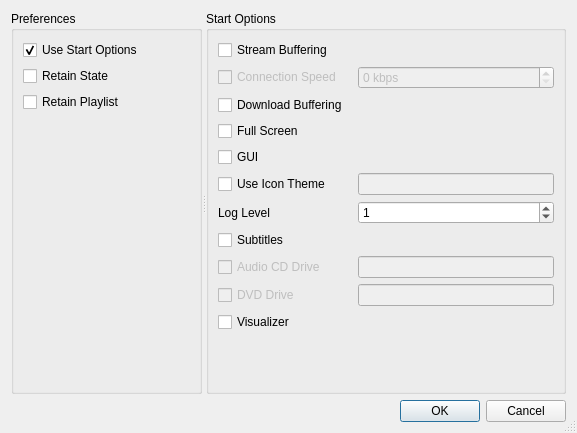
Old version of the form code/settings/ui/settings.ui in the repository andrew-bibb/mbmp.
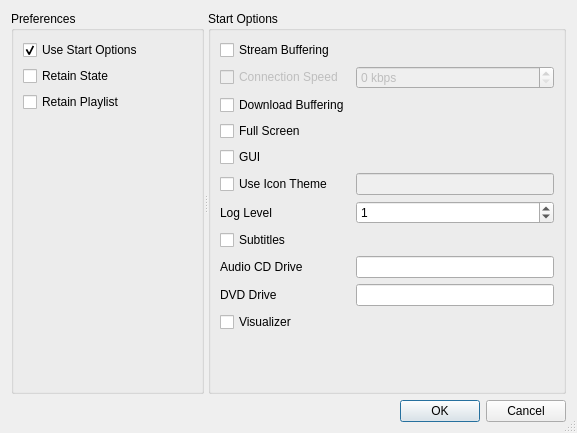
New version of the form.

Commit message: added cd and dvd settings

Patch:
```diff
--- a/code/settings/ui/settings.ui
+++ b/code/settings/ui/settings.ui
@@ -89,7 +89,10 @@
        <item row="8" column="2">
         <widget class="QLineEdit" name="lineEdit_audiocd">
          <property name="enabled">
-          <bool>false</bool>
+          <bool>true</bool>
+         </property>
+         <property name="clearButtonEnabled">
+          <bool>true</bool>
          </property>
         </widget>
        </item>
@@ -236,36 +239,13 @@
          </property>
         </widget>
        </item>
-       <item row="9" column="0">
-        <widget class="QCheckBox" name="checkBox_dvd">
-         <property name="enabled">
-          <bool>false</bool>
-         </property>
-         <property name="whatsThis">
-          <string>&lt;html&gt;&lt;head/&gt;&lt;body&gt;&lt;pre style=&quot; margin-top:12px; margin-bottom:12px; margin-left:0px; margin-right:0px; -qt-block-indent:0; text-indent:0px;&quot;&gt;&lt;span style=&quot; font-family:'Courier New,courier';&quot;&gt;Command Line Option: &lt;/span&gt;&lt;span style=&quot; font-family:'Courier New,courier'; font-weight:600;&quot;&gt;-D&lt;/span&gt;&lt;span style=&quot; font-family:'Courier New,courier';&quot;&gt; or &lt;/span&gt;&lt;span style=&quot; font-family:'Courier New,courier'; font-weight:600;&quot;&gt;--DVD&lt;/span&gt;&lt;/pre&gt;&lt;p&gt;Specify the optical drive that will play the DVD (default is /dev/sr0).&lt;/p&gt;&lt;/body&gt;&lt;/html&gt;</string>
-         </property>
-         <property name="text">
-          <string>DVD Drive</string>
-         </property>
-        </widget>
-       </item>
-       <item row="8" column="0">
-        <widget class="QCheckBox" name="checkBox_audiocd">
-         <property name="enabled">
-          <bool>false</bool>
-         </property>
-         <property name="whatsThis">
-          <string>&lt;html&gt;&lt;head/&gt;&lt;body&gt;&lt;pre style=&quot; margin-top:12px; margin-bottom:12px; margin-left:0px; margin-right:0px; -qt-block-indent:0; text-indent:0px;&quot;&gt;&lt;span style=&quot; font-family:'Courier New,courier';&quot;&gt;Command Line Option: &lt;/span&gt;&lt;span style=&quot; font-family:'Courier New,courier'; font-weight:600;&quot;&gt;-C&lt;/span&gt;&lt;span style=&quot; font-family:'Courier New,courier';&quot;&gt; or &lt;/span&gt;&lt;span style=&quot; font-family:'Courier New,courier'; font-weight:600;&quot;&gt;--CD&lt;/span&gt;&lt;/pre&gt;&lt;p&gt;Specify the optical drive that will play the audio CD (default is /dev/sr0).&lt;/p&gt;&lt;/body&gt;&lt;/html&gt;</string>
-         </property>
-         <property name="text">
-          <string>Audio CD Drive</string>
-         </property>
-        </widget>
-       </item>
        <item row="9" column="2">
         <widget class="QLineEdit" name="lineEdit_dvd">
          <property name="enabled">
-          <bool>false</bool>
+          <bool>true</bool>
+         </property>
+         <property name="clearButtonEnabled">
+          <bool>true</bool>
          </property>
         </widget>
        </item>
@@ -289,6 +269,35 @@
          </property>
          <property name="text">
           <string>Log Level</string>
+         </property>
+         <property name="buddy">
+          <cstring>spinBox_loglevel</cstring>
+         </property>
+        </widget>
+       </item>
+       <item row="8" column="0">
+        <widget class="QLabel" name="label_2">
+         <property name="whatsThis">
+          <string>&lt;html&gt;&lt;head/&gt;&lt;body&gt;&lt;p&gt;Specify the audio cd drive.  For example: &lt;span style=&quot; font-weight:600;&quot;&gt;/dev/sr0&lt;/span&gt;&lt;/p&gt;&lt;/body&gt;&lt;/html&gt;</string>
+         </property>
+         <property name="text">
+          <string>Audio CD Drive</string>
+         </property>
+         <property name="buddy">
+          <cstring>lineEdit_audiocd</cstring>
+         </property>
+        </widget>
+       </item>
+       <item row="9" column="0">
+        <widget class="QLabel" name="label_3">
+         <property name="whatsThis">
+          <string>&lt;html&gt;&lt;head/&gt;&lt;body&gt;&lt;p&gt;Specify the audio cd drive. For example: &lt;span style=&quot; font-weight:600;&quot;&gt;/dev/sr1&lt;/span&gt;&lt;/p&gt;&lt;/body&gt;&lt;/html&gt;</string>
+         </property>
+         <property name="text">
+          <string>DVD Drive</string>
+         </property>
+         <property name="buddy">
+          <cstring>lineEdit_dvd</cstring>
          </property>
         </widget>
        </item>
```
The commit also changes 4 other files.
